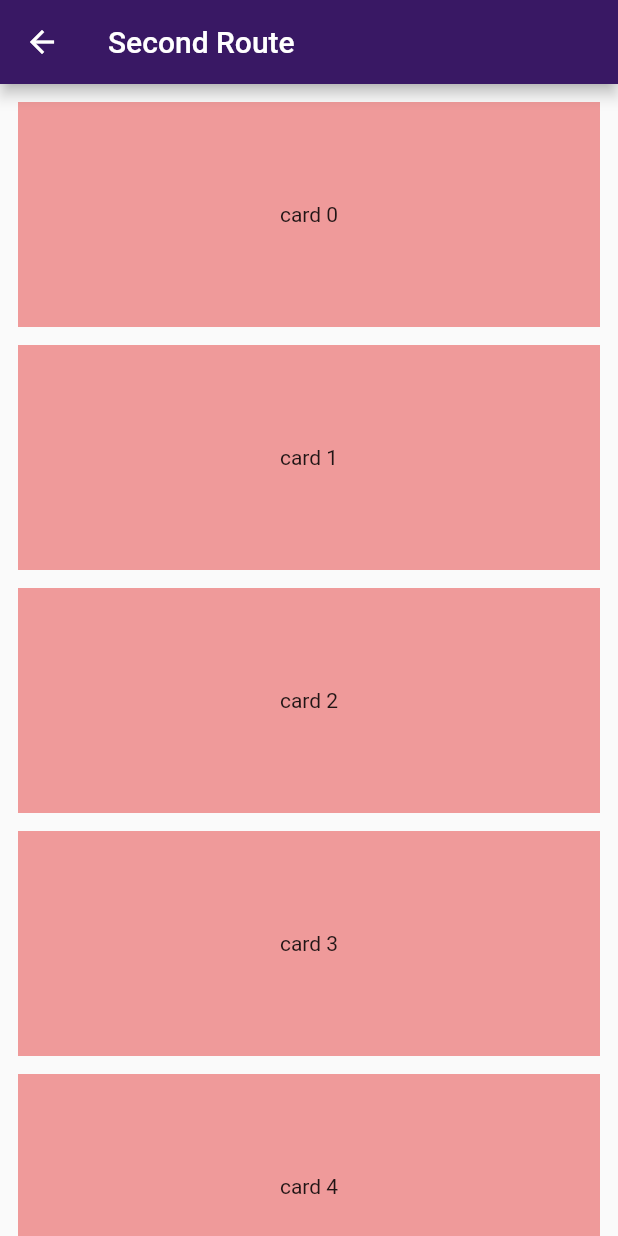
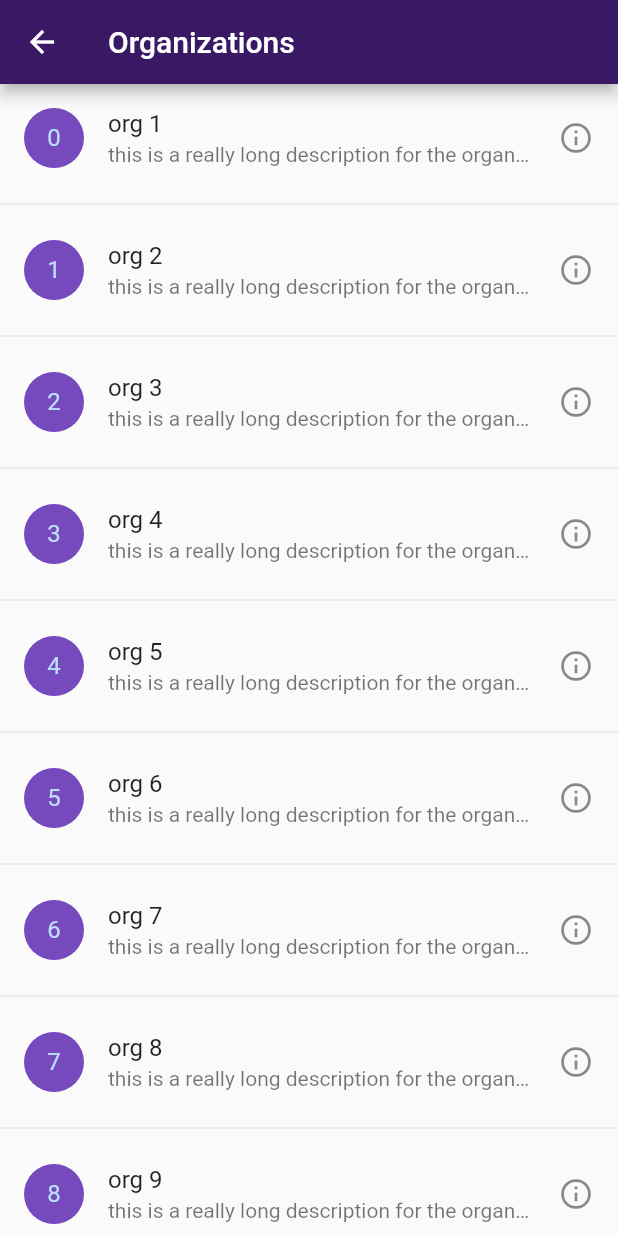
Before and after one commit to MajdEddinAlabed/Bareek-Event, a Flutter app: the Organization screen opened by its route, on a phone screen of 412 x 824 dp. Run offline on Flutter 3.47's test engine with Material 2 defaults, Android fonts, the phone set to English and light mode, and no system bars; our stand-ins replace carousel_slider; network calls fail.

Commit message:
Finished few pages + early build of org screen

```diff
--- a/lib/main.dart
+++ b/lib/main.dart
@@ -11,6 +11,7 @@ import 'Pages/myOrg.dart';
 import 'Pages/organization.dart';
 import 'Pages/event_details_screen.dart';
 import 'Pages/addresses_list_screen.dart';
+import 'pages/organization_screen.dart';
 
 void main() {
   runApp(const MyApp());
@@ -32,6 +33,7 @@ class MyApp extends StatelessWidget {
         //HomeScreen.name: (context) => HomeScreen(),
         //LoginScreen.name: (context) => const LoginScreen(),
         Home.name: (context) => Home(),
+        OrganizationScreen.name: (context) => OrganizationScreen(),
         Organization.name: (context) => Organization(),
         myOrg.name: (context) => myOrg(),
         MakeOrg.name: (context) => MakeOrg(),
--- a/lib/pages/organization.dart
+++ b/lib/pages/organization.dart
@@ -1,31 +1,42 @@
+// ignore_for_file: camel_case_types
+
 import 'package:flutter/material.dart';
+
+final List<String> items = List<String>.generate(10000, (i) => '$i');
 
 class Organization extends StatelessWidget {
   static String name = '/org_screen';
 
   const Organization({super.key});
+
   @override
   Widget build(BuildContext context) {
     return Scaffold(
       appBar: AppBar(
-        title: const Text('Second Route'),
+        title: const Text('Organizations'),
       ),
       body: ListView.separated(
-          padding: const EdgeInsets.all(12),
-          itemBuilder: (context, index) {
-            return buildCard(index);
-          },
-          separatorBuilder: (context, index) {
-            return const SizedBox(height: 12);
-          },
-          itemCount: 30),
+        itemCount: items.length,
+        itemBuilder: (context, index) {
+          return ListTile(
+            leading: CircleAvatar(
+              backgroundColor: const Color(0xff764abc),
+              child: Text(items[index]),
+            ),
+            title: Text('org ${items[index + 1]}'),
+            subtitle: const Text(
+              'this is a really long description for the organization',
+              overflow: TextOverflow.ellipsis,
+              softWrap: false,
+            ),
+            trailing: const Icon(Icons.info_outline),
+            onTap: () {},
+          );
+        },
+        separatorBuilder: (context, index) {
+          return const Divider();
+        },
+      ),
     );
   }
-
-  Widget buildCard(int index) => Container(
-        color: Colors.red.shade200,
-        width: double.infinity,
-        height: 150,
-        child: Center(child: Text('card $index')),
-      );
 }
```
Also changed, not shown: lib/pages/home.dart (+9 -11 lines), lib/pages/home_page.dart (+7 -0 lines), lib/pages/makeorg.dart (+49 -8 lines), lib/pages/myorg.dart (+11 -5 lines), lib/pages/organization_screen.dart (added, +138 -0 lines).
